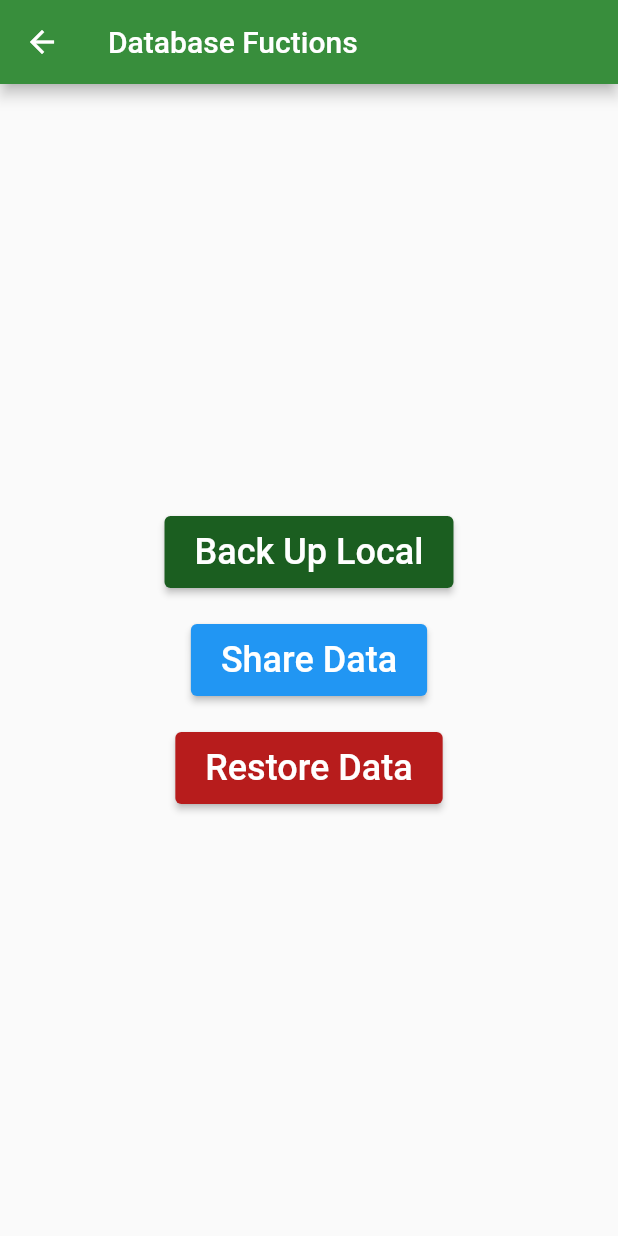
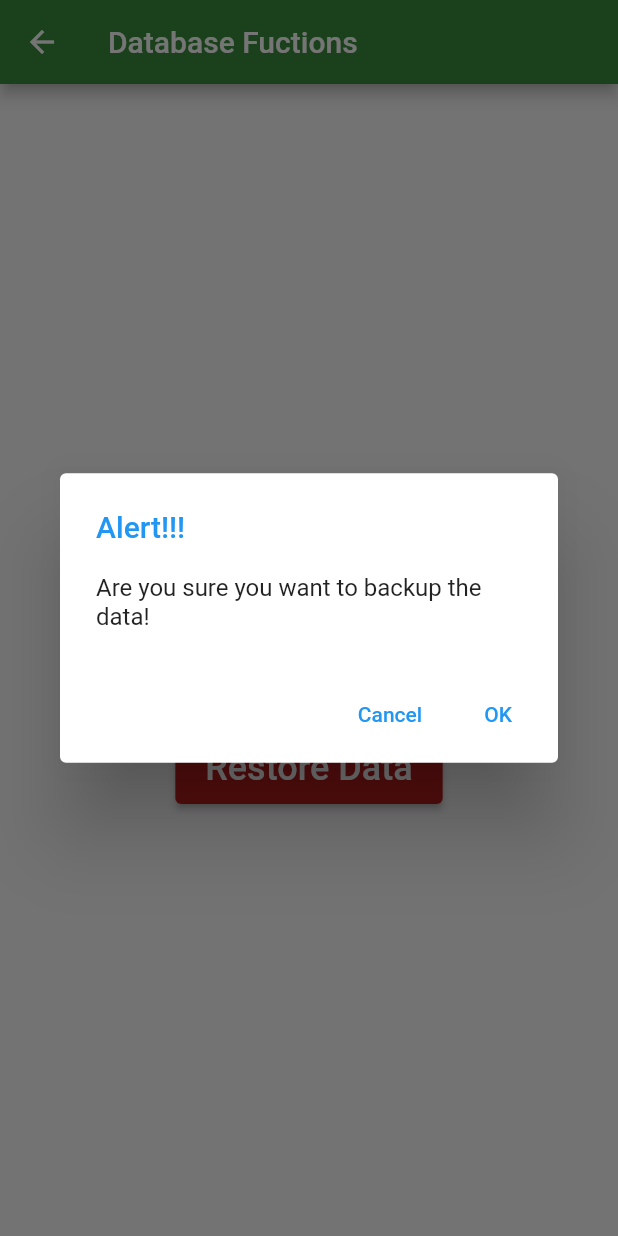
Before and after one commit to godara-anil/app_school, a Flutter app: the dataBackUp screen opened by its route, after a tap on "Back Up Local", on a phone screen of 412 x 824 dp. Run offline on Flutter 3.47's test engine with Material 2 defaults, Android fonts, the phone set to English and light mode, and no system bars; our stand-ins replace flutter_native_splash, hive, hive_flutter, local_auth, permission_handler, share_plus and 1 more; accounts and stored records are empty.

Commit message:
few changes

```diff
--- a/lib/main.dart
+++ b/lib/main.dart
@@ -26,8 +26,8 @@ void main() async {
       '/dataBackUp': (context) => dataBackUp(),
       '/reports': (context) => reports(),
     },
-    theme: ThemeData(
+    /*theme: ThemeData(
       primaryColor: Colors.green[700],
-    ),
+    ),*/
   ));
 }
--- a/lib/pages/dataBackUp.dart
+++ b/lib/pages/dataBackUp.dart
@@ -64,7 +64,28 @@ class dataBackUpState extends State<dataBackUp> {
     );
   }
   void _fetchData(BuildContext context, isCreate) async {
+    String textValue = isCreate ? 'backup' : 'restore';
+    final response = await showDialog<bool>(
+      context: context,
+      builder: (BuildContext context) =>
+          AlertDialog(
+            title: const Text('Alert!!!',
+            style: TextStyle(color: Colors.blue),),
+            content: Text('Are you sure you want to $textValue the data!'),
+            actions: <Widget>[
+              TextButton(
+                onPressed: () => Navigator.pop(context, false),
+                child: const Text('Cancel'),
+              ),
+              TextButton(
+                onPressed: () => Navigator.pop(context, true),
+                child: const Text('OK'),
+              ),
+            ],
+          ),
+    );
     // show the loading dialog
+    if (response != null && response == true) {
           showDialog(
       // The user CANNOT close this dialog  by pressing outside it
         barrierDismissible: false,
@@ -91,13 +112,16 @@ class dataBackUpState extends State<dataBackUp> {
           );
         });
     // await Future.delayed(const Duration(seconds: 3));
-       if(isCreate) {
-         await _createBackupFile();
+    if (isCreate) {
+      var response = await _createBackupFile();
       Navigator.of(context).pop();
+      if(response != true) _showError(context);
     }
-       else if(!isCreate) {
-         await _restoreDb();
+    else if (!isCreate) {
+      var response = await _restoreDb();
       Navigator.of(context).pop();
+      if(response != true) _showError(context);
+    }
   }
        // Close the dialog programmatically
   }
@@ -150,4 +174,21 @@ class dataBackUpState extends State<dataBackUp> {
          return false;
        }
      }
+  Future _showError(BuildContext context) {
+        return showDialog(
+            context: context,
+            builder: (BuildContext context){
+              return AlertDialog(
+                title: const Text('Error!!!',
+                  style: TextStyle(color: Colors.red),),
+                content: Text('Unable to process the request!'),
+                actions: <Widget>[
+                  TextButton(
+                    onPressed: () => Navigator.of(context).pop(),
+                    child: const Text('OK'),
+                  ),
+                ],
+              );
+            });
      }
+}
--- a/lib/pages/reports.dart
+++ b/lib/pages/reports.dart
@@ -109,6 +109,7 @@ class _reportsState extends State<reports> {
         }
       }
     });
+    groupedData.sort((b, a )=> b['category'].compareTo(a['category']));
     return groupedData;
   }
 }
--- a/lib/pages/settings_sessions.dart
+++ b/lib/pages/settings_sessions.dart
@@ -77,7 +77,6 @@ class _Settings_sessionState extends State<Settings_session> {
     return Card(
       color: Colors.white,
       child: ExpansionTile(
-        textColor: Colors.green[900],
         tilePadding: EdgeInsets.symmetric(horizontal: 24, vertical: 8),
         title: Text(
           session.session,
```
Lines whose indentation alone changed are shown as unchanged.
